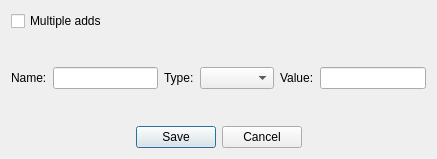
This is ToulouseCompiler/ToulouseCompiler/addDialog.ui in ajvs0003/ToulouseCompiler as Qt 5 draws it before an edit. The edited form follows.
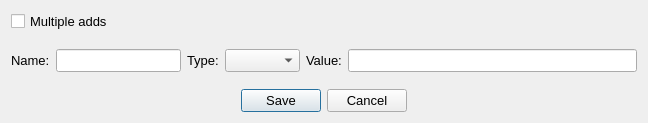
This is the edited form.

The edit to the form file:
```diff
--- a/ToulouseCompiler/ToulouseCompiler/addDialog.ui
+++ b/ToulouseCompiler/ToulouseCompiler/addDialog.ui
@@ -6,13 +6,14 @@
    <rect>
     <x>0</x>
     <y>0</y>
-    <width>437</width>
-    <height>159</height>
+    <width>648</width>
+    <height>123</height>
    </rect>
   </property>
   <property name="font">
    <font>
     <family>Arial</family>
+    <pointsize>10</pointsize>
    </font>
   </property>
   <property name="windowTitle">
```
